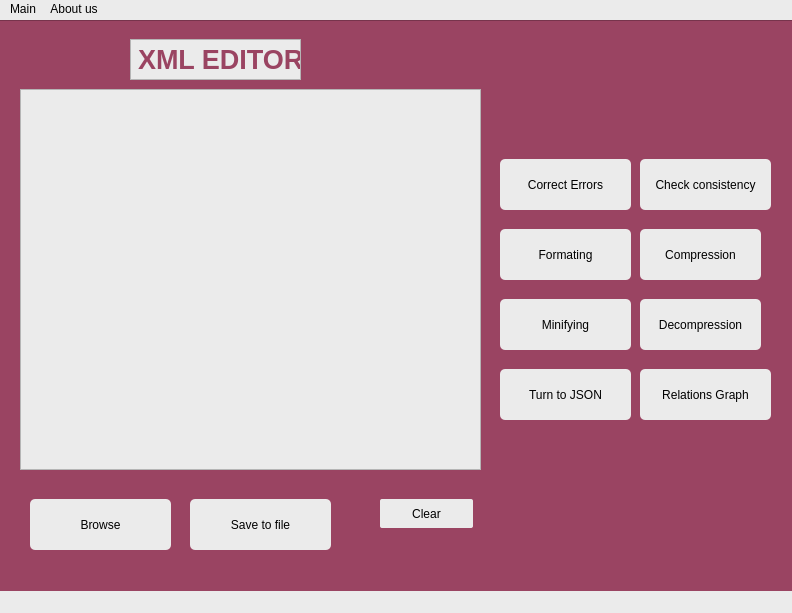
engRana404/XML_Editor, file GUI/mainwindow.ui: the form before one commit.
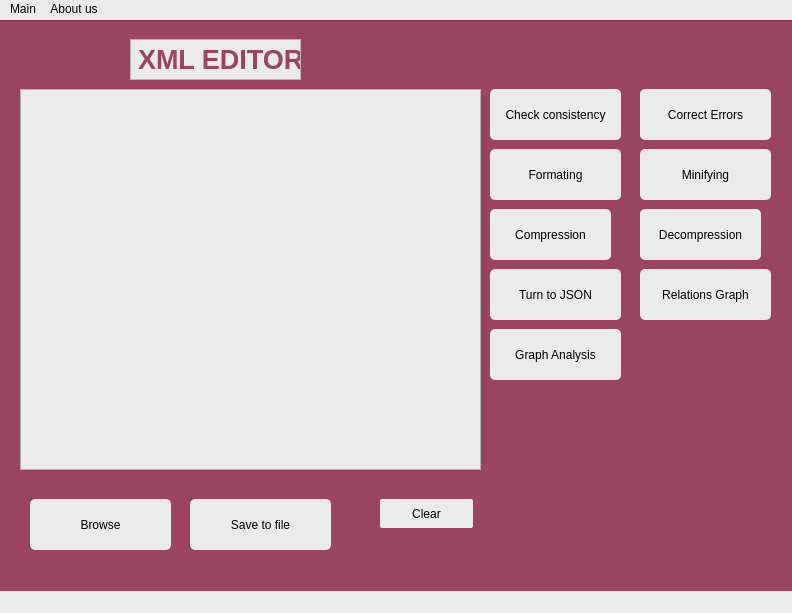
The form after the commit.

Commit message: Graph visualization feature added

```diff
--- a/GUI/mainwindow.ui
+++ b/GUI/mainwindow.ui
@@ -41,8 +41,8 @@
    <widget class="QPushButton" name="check">
     <property name="geometry">
      <rect>
-      <x>640</x>
-      <y>140</y>
+      <x>490</x>
+      <y>70</y>
       <width>131</width>
       <height>51</height>
      </rect>
@@ -59,10 +59,13 @@
     </property>
    </widget>
    <widget class="QPushButton" name="JSON">
+    <property name="enabled">
+     <bool>true</bool>
+    </property>
     <property name="geometry">
      <rect>
-      <x>500</x>
-      <y>350</y>
+      <x>490</x>
+      <y>250</y>
       <width>131</width>
       <height>51</height>
      </rect>
@@ -81,8 +84,8 @@
    <widget class="QPushButton" name="correct">
     <property name="geometry">
      <rect>
-      <x>500</x>
-      <y>140</y>
+      <x>640</x>
+      <y>70</y>
       <width>131</width>
       <height>51</height>
      </rect>
@@ -101,8 +104,8 @@
    <widget class="QPushButton" name="minify">
     <property name="geometry">
      <rect>
-      <x>500</x>
-      <y>280</y>
+      <x>640</x>
+      <y>130</y>
       <width>131</width>
       <height>51</height>
      </rect>
@@ -120,8 +123,8 @@
    <widget class="QPushButton" name="format">
     <property name="geometry">
      <rect>
-      <x>500</x>
-      <y>210</y>
+      <x>490</x>
+      <y>130</y>
       <width>131</width>
       <height>51</height>
      </rect>
@@ -141,7 +144,7 @@
     <property name="geometry">
      <rect>
       <x>640</x>
-      <y>350</y>
+      <y>250</y>
       <width>131</width>
       <height>51</height>
      </rect>
@@ -160,8 +163,8 @@
    <widget class="QPushButton" name="compress">
     <property name="geometry">
      <rect>
-      <x>640</x>
-      <y>210</y>
+      <x>490</x>
+      <y>190</y>
       <width>121</width>
       <height>51</height>
      </rect>
@@ -180,7 +183,7 @@
     <property name="geometry">
      <rect>
       <x>640</x>
-      <y>280</y>
+      <y>190</y>
       <width>121</width>
       <height>51</height>
      </rect>
@@ -760,6 +763,58 @@
 </string>
     </property>
    </widget>
+   <widget class="QLabel" name="label_2">
+    <property name="enabled">
+     <bool>true</bool>
+    </property>
+    <property name="geometry">
+     <rect>
+      <x>32</x>
+      <y>79</y>
+      <width>441</width>
+      <height>361</height>
+     </rect>
+    </property>
+    <property name="autoFillBackground">
+     <bool>false</bool>
+    </property>
+    <property name="text">
+     <string/>
+    </property>
+   </widget>
+   <widget class="QPushButton" name="Analysis">
+    <property name="geometry">
+     <rect>
+      <x>490</x>
+      <y>310</y>
+      <width>131</width>
+      <height>51</height>
+     </rect>
+    </property>
+    <property name="cursor">
+     <cursorShape>PointingHandCursor</cursorShape>
+    </property>
+    <property name="styleSheet">
+     <string notr="true">border-radius: 5px;
+</string>
+    </property>
+    <property name="text">
+     <string>Graph Analysis</string>
+    </property>
+   </widget>
+   <widget class="QLabel" name="label_3">
+    <property name="geometry">
+     <rect>
+      <x>292</x>
+      <y>79</y>
+      <width>181</width>
+      <height>371</height>
+     </rect>
+    </property>
+    <property name="text">
+     <string/>
+    </property>
+   </widget>
    <zorder>graphicsView</zorder>
    <zorder>Browse</zorder>
    <zorder>check</zorder>
@@ -774,6 +829,9 @@
    <zorder>label</zorder>
    <zorder>Save</zorder>
    <zorder>OutputText</zorder>
+   <zorder>label_2</zorder>
+   <zorder>Analysis</zorder>
+   <zorder>label_3</zorder>
   </widget>
   <widget class="QMenuBar" name="menubar">
    <property name="geometry">
```
The commit also changes 6 other files.
